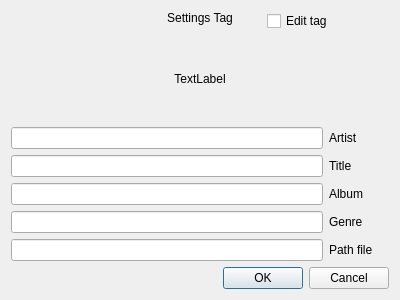
dmushynska/uamp, file app/dtagmusic.ui: the form before one commit.
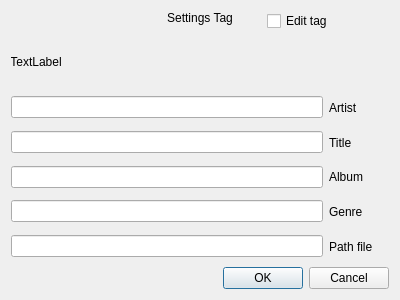
The form after the commit.

Patch:
```diff
--- a/app/dtagmusic.ui
+++ b/app/dtagmusic.ui
@@ -48,8 +48,8 @@
       <widget class="QLabel" name="m_img">
        <property name="maximumSize">
         <size>
-         <width>500</width>
-         <height>500</height>
+         <width>50</width>
+         <height>50</height>
         </size>
        </property>
        <property name="text">
```
